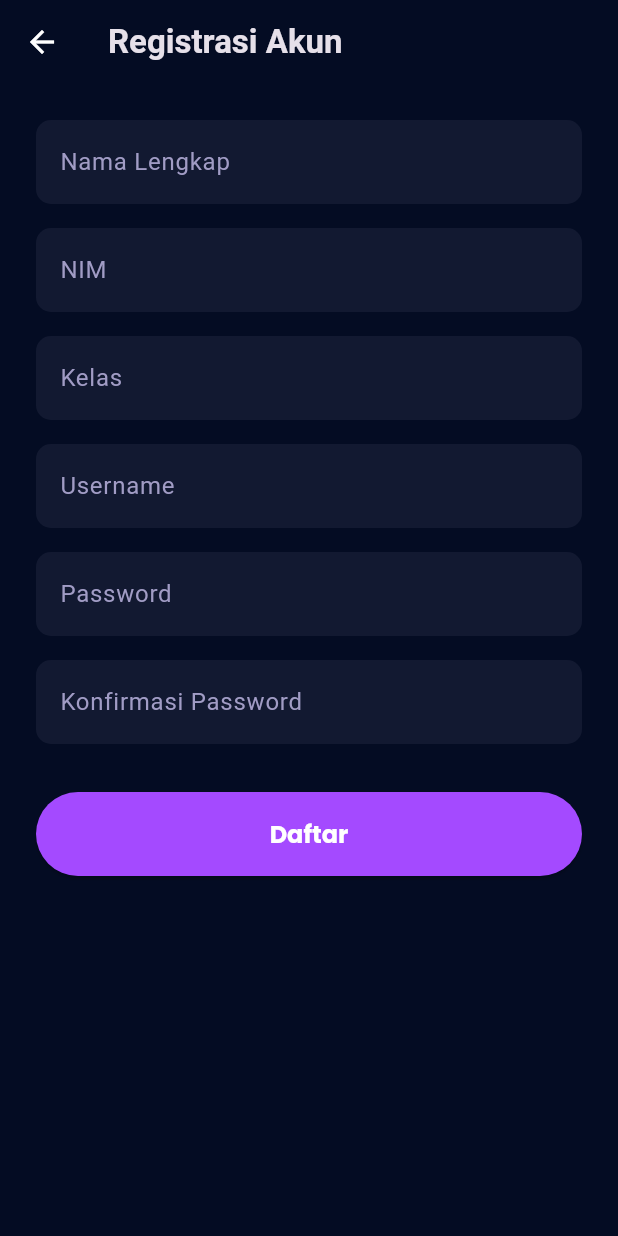
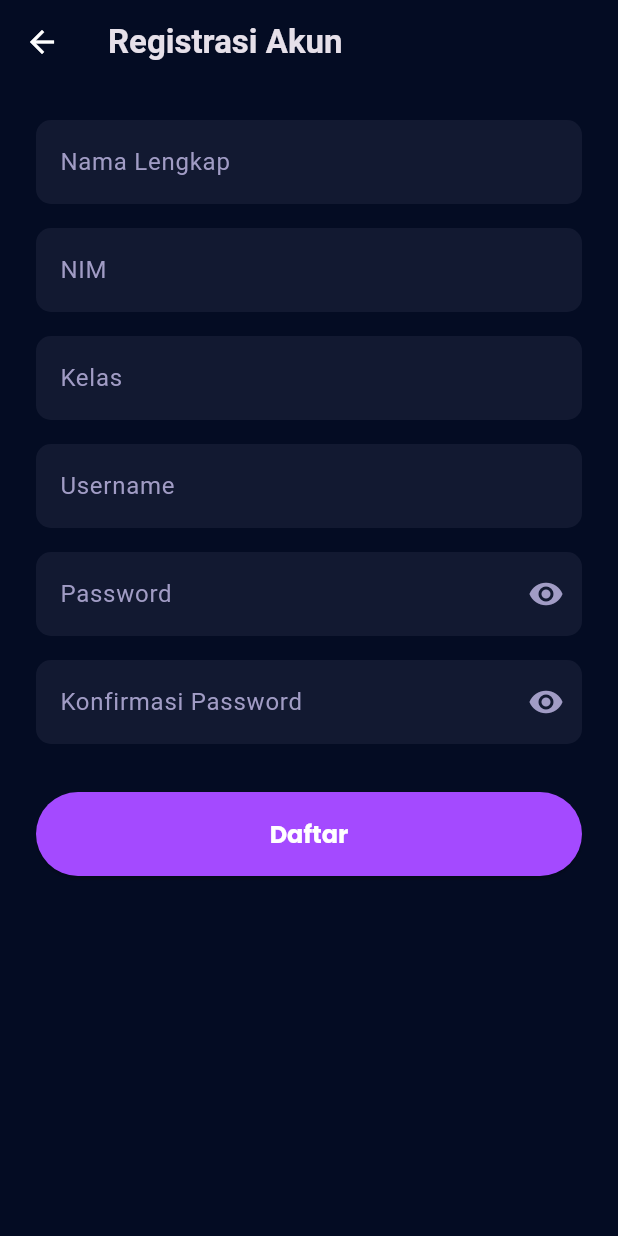
Before and after one commit to Desi93-png/project_pam_Al-Quran, a Flutter app: the screen it shows after launch, after a tap on "Login", after a tap on "Belum punya akun? Daftar di sini", on a phone screen of 412 x 824 dp. Run offline on Flutter 3.47's test engine with Material 3 defaults, Android fonts, the light colour scheme and no system bars; our stand-ins replace dio, flutter_local_notifications, flutter_svg, geocoding, geolocator, google_fonts and 3 more; accounts and stored records are empty.

Commit message:
update 7

```diff
--- a/lib/screens/login_screen.dart
+++ b/lib/screens/login_screen.dart
@@ -22,6 +22,10 @@ class _LoginScreenState extends State<LoginScreen> {
   bool _isLoading = false;
   String? _errorMessage;
 
+  // --- 1. TAMBAHKAN STATE UNTUK VISIBILITY PASSWORD ---
+  bool _isPasswordVisible = false;
+  // --- Akhir Perubahan 1 ---
+
   final dbHelper = DatabaseHelper();
 
   @override
@@ -32,6 +36,7 @@ class _LoginScreenState extends State<LoginScreen> {
   }
 
   void _login() async {
+    // ... (Fungsi login Anda tidak berubah)
     setState(() {
       _isLoading = true;
       _errorMessage = null;
@@ -46,25 +51,21 @@ class _LoginScreenState extends State<LoginScreen> {
 
         if (user != null && user.id != null) {
           // Login Berhasil!
+          final prefs = await SharedPreferences.getInstance();
+          await prefs.setInt('userId', user.id!);
 
-          // 1. Simpan session (userId)
-          final prefs = await SharedPreferences.getInstance();
-          await prefs.setInt('userId', user.id!); // Simpan ID pengguna
-
-          // 2. Navigasi ke HomeScreen dan hapus semua halaman sebelumnya
           Navigator.pushAndRemoveUntil(
             context,
             MaterialPageRoute(builder: (context) => const HomeScreen()),
             (Route<dynamic> route) => false,
           );
         } else {
-          // Login Gagal (username atau password salah)
+          // Login Gagal
           setState(() {
             _errorMessage = 'Username atau password salah.';
           });
         }
       } catch (e) {
-        // Tangani error lain jika ada
         setState(() {
           _errorMessage = 'Terjadi kesalahan: ${e.toString()}';
         });
@@ -85,6 +86,7 @@ class _LoginScreenState extends State<LoginScreen> {
   }
 
   void _goToRegistration() {
+    // ... (Fungsi ini tidak berubah)
     Navigator.push(
       context,
       MaterialPageRoute(builder: (context) => const RegistrationScreen()),
@@ -132,7 +134,7 @@ class _LoginScreenState extends State<LoginScreen> {
                     ),
                   ),
 
-                // Username Field
+                // Username Field (Tidak berubah)
                 TextFormField(
                   controller: _usernameController,
                   style: TextStyle(color: Colors.white),
@@ -146,12 +148,30 @@ class _LoginScreenState extends State<LoginScreen> {
                 ),
                 const SizedBox(height: 16),
 
-                // Password Field
+                // --- 2. MODIFIKASI PASSWORD FIELD ---
                 TextFormField(
                   controller: _passwordController,
-                  obscureText: true,
+                  // Gunakan state _isPasswordVisible
+                  obscureText: !_isPasswordVisible,
                   style: TextStyle(color: Colors.white),
-                  decoration: _inputDecoration("Password"),
+                  // Gunakan .copyWith untuk MENAMBAHKAN suffixIcon
+                  decoration: _inputDecoration("Password").copyWith(
+                    suffixIcon: IconButton(
+                      icon: Icon(
+                        // Ganti ikon berdasarkan state
+                        _isPasswordVisible
+                            ? Icons.visibility_off
+                            : Icons.visibility,
+                        color: text, // Beri warna ikon
+                      ),
+                      onPressed: () {
+                        // Panggil setState untuk toggle state
+                        setState(() {
+                          _isPasswordVisible = !_isPasswordVisible;
+                        });
+                      },
+                    ),
+                  ),
                   validator: (value) {
                     if (value == null || value.isEmpty) {
                       return 'Password tidak boleh kosong';
@@ -159,9 +179,11 @@ class _LoginScreenState extends State<LoginScreen> {
                     return null;
                   },
                 ),
+                // --- Akhir Perubahan 2 ---
+
                 const SizedBox(height: 32),
 
-                // Tombol Login
+                // Tombol Login (Tidak berubah)
                 ElevatedButton(
                   onPressed: _isLoading ? null : _login,
                   child: _isLoading
@@ -177,7 +199,7 @@ class _LoginScreenState extends State<LoginScreen> {
                 ),
                 const SizedBox(height: 16),
 
-                // Tombol ke Halaman Registrasi
+                // Tombol ke Halaman Registrasi (Tidak berubah)
                 TextButton(
                   onPressed: _goToRegistration,
                   child: Text(
@@ -193,7 +215,7 @@ class _LoginScreenState extends State<LoginScreen> {
     );
   }
 
-  // Helper untuk InputDecoration
+  // Helper untuk InputDecoration (Tidak berubah)
   InputDecoration _inputDecoration(String label) {
     return InputDecoration(
       labelText: label,
--- a/lib/screens/registration_screen.dart
+++ b/lib/screens/registration_screen.dart
@@ -23,6 +23,11 @@ class _RegistrationScreenState extends State<RegistrationScreen> {
   bool _isLoading = false;
   String? _errorMessage;
 
+  // --- 1. TAMBAHKAN DUA STATE UNTUK VISIBILITY PASSWORD ---
+  bool _isPasswordVisible = false;
+  bool _isConfirmPasswordVisible = false;
+  // --- Akhir Perubahan 1 ---
+
   final dbHelper = DatabaseHelper();
 
   @override
@@ -37,9 +42,10 @@ class _RegistrationScreenState extends State<RegistrationScreen> {
   }
 
   void _register() async {
+    // ... (Fungsi _register Anda tidak berubah)
     setState(() {
       _isLoading = true;
-      _errorMessage = null; // Hapus pesan error lama
+      _errorMessage = null;
     });
 
     if (_formKey.currentState!.validate()) {
@@ -48,38 +54,32 @@ class _RegistrationScreenState extends State<RegistrationScreen> {
           _errorMessage = "Konfirmasi password tidak cocok.";
           _isLoading = false;
         });
-        return; // Hentikan proses jika password tidak cocok
+        return;
       }
 
-      // Buat objek User
       User newUser = User(
         namaLengkap: _namaController.text,
         nim: _nimController.text,
         kelas: _kelasController.text,
         username: _usernameController.text,
-        password: _passwordController.text, // Kirim password asli ke helper
+        password: _passwordController.text,
       );
 
       try {
         int result = await dbHelper.registerUser(newUser);
         if (result > 0) {
-          // Registrasi berhasil
           ScaffoldMessenger.of(context).showSnackBar(
             SnackBar(content: Text('Registrasi berhasil! Silakan login.')),
           );
           Navigator.pop(context); // Kembali ke halaman login
         } else {
-          // Seharusnya tidak terjadi jika ID auto-increment
           setState(() {
             _errorMessage = 'Registrasi gagal, coba lagi.';
           });
         }
       } catch (e) {
-        // Tangani error dari DatabaseHelper (misal: username/NIM sudah ada)
         setState(() {
-          _errorMessage = e
-              .toString()
-              .replaceFirst('Exception: ', ''); // Tampilkan pesan error
+          _errorMessage = e.toString().replaceFirst('Exception: ', '');
         });
       } finally {
         if (mounted) {
@@ -111,7 +111,6 @@ class _RegistrationScreenState extends State<RegistrationScreen> {
         backgroundColor: background,
         elevation: 0,
         leading: IconButton(
-          // Tombol back manual
           icon: Icon(Icons.arrow_back, color: Colors.white),
           onPressed: () => Navigator.pop(context),
         ),
@@ -140,11 +139,30 @@ class _RegistrationScreenState extends State<RegistrationScreen> {
               const SizedBox(height: 16),
               _buildTextField(_usernameController, "Username"),
               const SizedBox(height: 16),
-              _buildPasswordField(_passwordController, "Password"),
+
+              // --- 2. MODIFIKASI PANGGILAN PASSWORD FIELD ---
+              _buildPasswordField(_passwordController, "Password",
+                  _isPasswordVisible, // Kirim state
+                  () {
+                // Kirim fungsi untuk toggle
+                setState(() {
+                  _isPasswordVisible = !_isPasswordVisible;
+                });
+              }),
               const SizedBox(height: 16),
+              // --- 2. MODIFIKASI PANGGILAN CONFIRM PASSWORD FIELD ---
               _buildPasswordField(
-                  _confirmPasswordController, "Konfirmasi Password"),
+                  _confirmPasswordController,
+                  "Konfirmasi Password",
+                  _isConfirmPasswordVisible, // Kirim state
+                  () {
+                // Kirim fungsi untuk toggle
+                setState(() {
+                  _isConfirmPasswordVisible = !_isConfirmPasswordVisible;
+                });
+              }),
               const SizedBox(height: 32),
+
               ElevatedButton(
                 onPressed: _isLoading ? null : _register,
                 child: _isLoading
@@ -165,43 +183,10 @@ class _RegistrationScreenState extends State<RegistrationScreen> {
     );
   }
 
-  // Widget helper untuk TextField biasa
+  // Widget helper untuk TextField biasa (Tidak berubah)
   Widget _buildTextField(TextEditingController controller, String label) {
     return TextFormField(
       controller: controller,
-      style: TextStyle(color: Colors.white), // Warna teks input
-      decoration: InputDecoration(
-        labelText: label,
-        labelStyle: TextStyle(color: text), // Warna label
-        filled: true,
-        fillColor: gray, // Warna background field
-        border: OutlineInputBorder(
-          borderRadius: BorderRadius.circular(10),
-          borderSide: BorderSide.none,
-        ),
-        enabledBorder: OutlineInputBorder(
-          borderRadius: BorderRadius.circular(10),
-          borderSide: BorderSide.none,
-        ),
-        focusedBorder: OutlineInputBorder(
-          borderRadius: BorderRadius.circular(10),
-          borderSide: BorderSide(color: primary), // Border saat fokus
-        ),
-      ),
-      validator: (value) {
-        if (value == null || value.isEmpty) {
-          return '$label tidak boleh kosong';
-        }
-        return null;
-      },
-    );
-  }
-
-  // Widget helper untuk TextField password
-  Widget _buildPasswordField(TextEditingController controller, String label) {
-    return TextFormField(
-      controller: controller,
-      obscureText: true, // Sembunyikan teks
       style: TextStyle(color: Colors.white),
       decoration: InputDecoration(
         labelText: label,
@@ -225,6 +210,52 @@ class _RegistrationScreenState extends State<RegistrationScreen> {
         if (value == null || value.isEmpty) {
           return '$label tidak boleh kosong';
         }
+        return null;
+      },
+    );
+  }
+
+  // --- 3. MODIFIKASI HELPER PASSWORD FIELD ---
+  Widget _buildPasswordField(
+      TextEditingController controller,
+      String label,
+      bool isVisible, // Tambahkan parameter ini
+      VoidCallback onToggleVisibility // Tambahkan parameter ini
+      ) {
+    return TextFormField(
+      controller: controller,
+      obscureText: !isVisible, // Gunakan state
+      style: TextStyle(color: Colors.white),
+      decoration: InputDecoration(
+        labelText: label,
+        labelStyle: TextStyle(color: text),
+        filled: true,
+        fillColor: gray,
+        border: OutlineInputBorder(
+          borderRadius: BorderRadius.circular(10),
+          borderSide: BorderSide.none,
+        ),
+        enabledBorder: OutlineInputBorder(
+          borderRadius: BorderRadius.circular(10),
+          borderSide: BorderSide.none,
+        ),
+        focusedBorder: OutlineInputBorder(
+          borderRadius: BorderRadius.circular(10),
+          borderSide: BorderSide(color: primary),
+        ),
+        // Tambahkan suffixIcon (Ikon Mata)
+        suffixIcon: IconButton(
+          icon: Icon(
+            isVisible ? Icons.visibility_off : Icons.visibility,
+            color: text,
+          ),
+          onPressed: onToggleVisibility, // Panggil fungsi toggle
+        ),
+      ),
+      validator: (value) {
+        if (value == null || value.isEmpty) {
+          return '$label tidak boleh kosong';
+        }
         if (label == "Password" && value.length < 6) {
           return 'Password minimal 6 karakter';
         }
```
